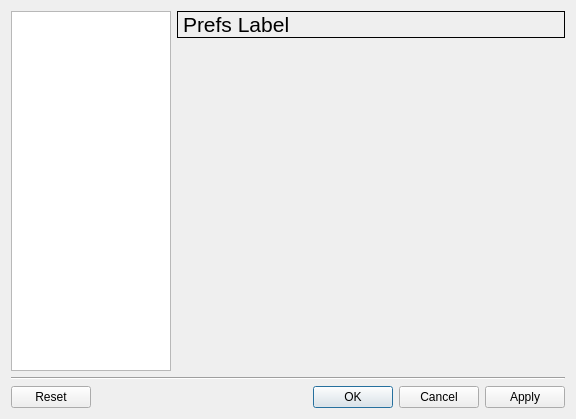
Above: GNS3/Ui/Form_PreferencesDialog.ui from GNS3/gns3-legacy before the change. Below: the same form after it.
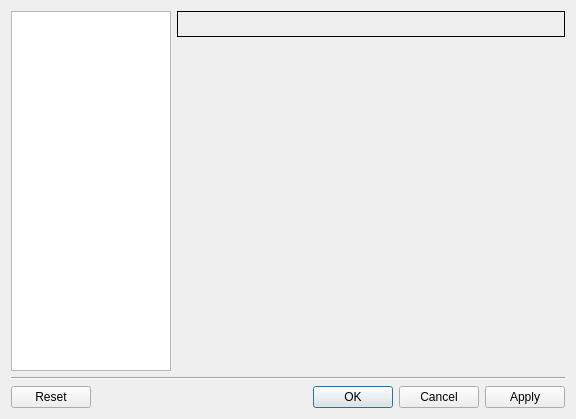
That is the form after the change. Icons and pictures are not drawn.

Diff of the .ui file:
```diff
--- a/GNS3/Ui/Form_PreferencesDialog.ui
+++ b/GNS3/Ui/Form_PreferencesDialog.ui
@@ -73,9 +73,6 @@
        <property name="frameShadow" >
         <enum>QFrame::Plain</enum>
        </property>
-       <property name="text" >
-        <string>Prefs Label</string>
-       </property>
       </widget>
      </item>
      <item>
```
